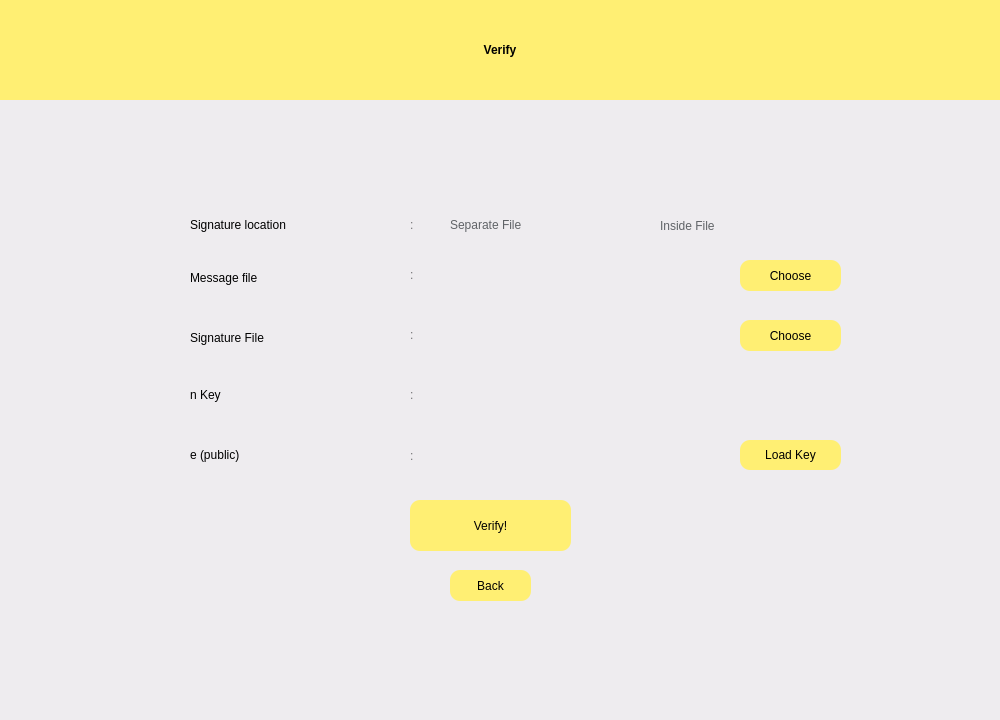
Old version of the form UI/Verify.ui in the repository fruttz/tucil3-kriptokoding-18219086-18219008.
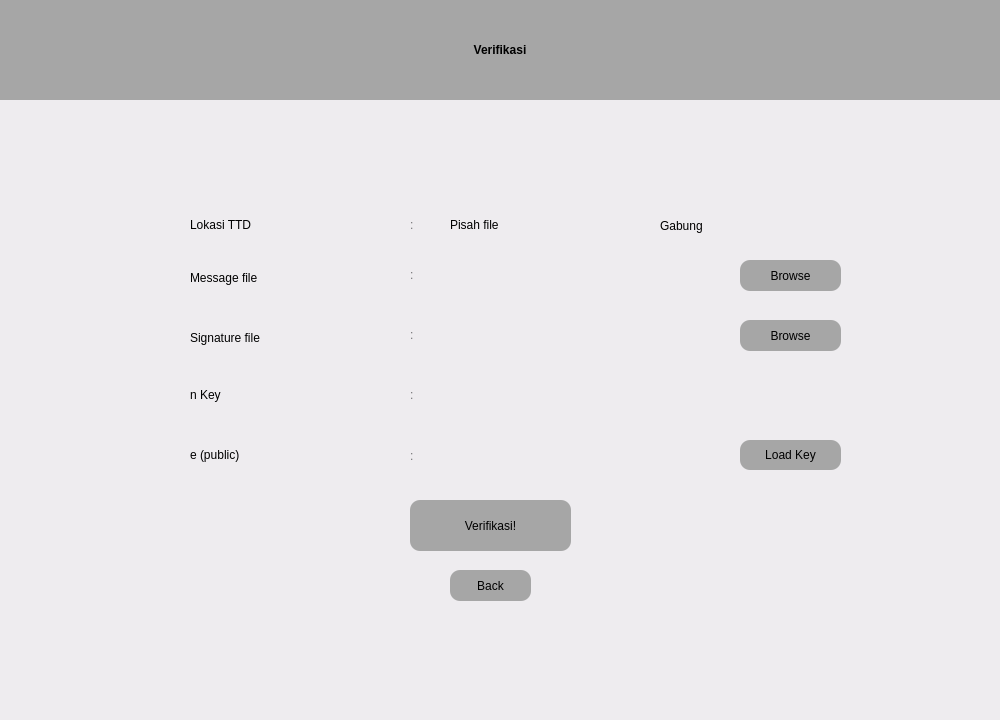
New version of the form.

The edit to the form file:
```diff
--- a/UI/Verify.ui
+++ b/UI/Verify.ui
@@ -42,13 +42,13 @@
     <property name="styleSheet">
      <string notr="true">font: 500 10pt &quot;Product Sans&quot;;
 border-radius: 10px;
-background-color: rgb(255, 239, 115);
+background-color: rgb(166, 166, 166);
 
 
 </string>
     </property>
     <property name="text">
-     <string>Verify!</string>
+					<string>Verifikasi!</string>
     </property>
    </widget>
    <widget class="QLineEdit" name="messageField">
@@ -82,13 +82,13 @@
     <property name="styleSheet">
      <string notr="true">font: 500 10pt &quot;Product Sans&quot;;
 border-radius: 10px;
-background-color: rgb(255, 239, 115);
+background-color: rgb(166, 166, 166);
 
 
 </string>
     </property>
     <property name="text">
-     <string>Choose</string>
+					<string>Browse</string>
     </property>
    </widget>
    <widget class="QLabel" name="label_7">
@@ -144,7 +144,7 @@
     <property name="styleSheet">
      <string notr="true">font: 500 10pt &quot;Product Sans&quot;;
 border-radius: 10px;
-background-color: rgb(255, 239, 115);
+background-color: rgb(166, 166, 166);
 
 
 </string>
@@ -208,11 +208,11 @@
      <string notr="true">font: 15pt &quot;Product Sans&quot;;
 background-color: rgba(255, 255, 255, 0);
 border-radius: 4px;
-color: rgb(96, 99, 103);
+color: rgb(0, 0, 0);
 </string>
     </property>
     <property name="text">
-     <string>Inside File</string>
+					<string>Gabung</string>
     </property>
    </widget>
    <widget class="QLabel" name="label_16">
@@ -248,12 +248,12 @@
     <property name="styleSheet">
      <string notr="true">font: 15pt &quot;Product Sans&quot;;
 border-radius: 4px;
-color: rgb(96, 99, 103);
+color: rgb(0, 0, 0);
 background-color: rgba(255, 255, 255, 0);
 </string>
     </property>
     <property name="text">
-     <string>Separate File</string>
+					<string>Pisah file</string>
     </property>
     <property name="autoExclusive">
      <bool>true</bool>
@@ -273,7 +273,7 @@
 font: 15pt &quot;Product Sans&quot;;</string>
     </property>
     <property name="text">
-     <string>Signature location</string>
+					<string>Lokasi TTD</string>
     </property>
     <property name="alignment">
      <set>Qt::AlignLeading|Qt::AlignLeft|Qt::AlignVCenter</set>
@@ -291,13 +291,13 @@
     <property name="styleSheet">
      <string notr="true">font: 500 10pt &quot;Product Sans&quot;;
 border-radius: 10px;
-background-color: rgb(255, 239, 115);
+background-color: rgb(166, 166, 166);
 
 
 </string>
     </property>
     <property name="text">
-     <string>Choose</string>
+					<string>Browse</string>
     </property>
    </widget>
    <widget class="QLabel" name="label_8">
@@ -314,7 +314,7 @@
 font: 15pt &quot;Product Sans&quot;;</string>
     </property>
     <property name="text">
-     <string>Signature File</string>
+					<string>Signature file</string>
     </property>
     <property name="alignment">
      <set>Qt::AlignLeading|Qt::AlignLeft|Qt::AlignVCenter</set>
@@ -478,14 +478,14 @@
      </rect>
     </property>
     <property name="styleSheet">
-     <string notr="true">background-color: rgb(255, 239, 115);
+					<string notr="true">background-color: rgb(166, 166, 166);
 color: rgb(0, 0, 0);
 font: 75 40pt &quot;Product Sans&quot;;
 font-weight: bold;
 </string>
     </property>
     <property name="text">
-     <string>Verify</string>
+					<string>Verifikasi</string>
     </property>
     <property name="alignment">
      <set>Qt::AlignCenter</set>
@@ -503,7 +503,7 @@
     <property name="styleSheet">
      <string notr="true">font: 500 10pt &quot;Product Sans&quot;;
 border-radius: 10px;
-background-color: rgb(255, 239, 115);
+background-color: rgb(166, 166, 166);
 
 
 </string>
```
Left out of the diff: 2 changed lines with no effect on the pictures. Lines whose indentation alone changed are shown as unchanged.
